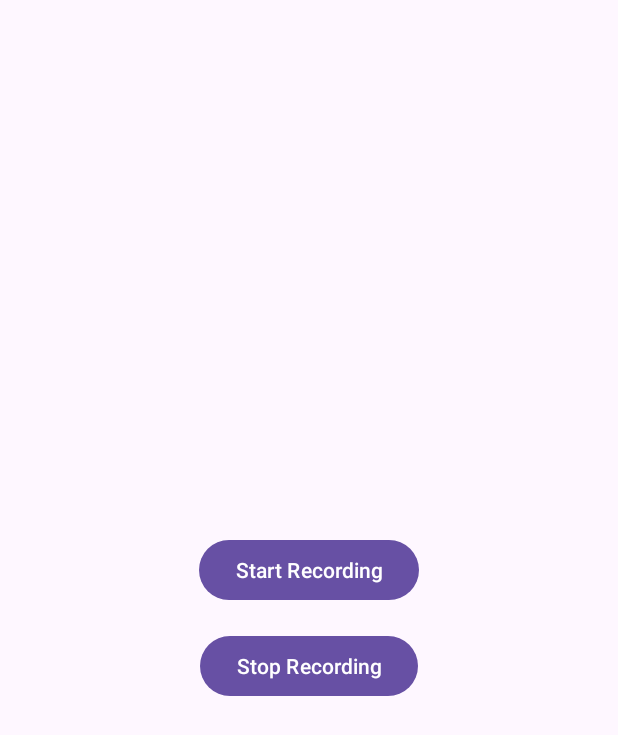
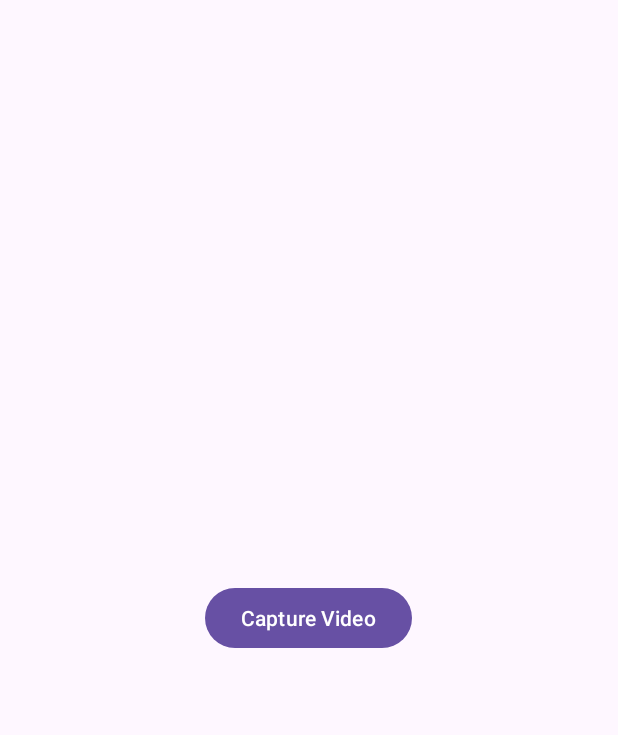
Before and after one commit to RovaHerve/androidDevelopment, an Android app: the layout activity_main.xml on its own in the app's theme, with its tools: preview values and no code run, on a phone screen of 412 x 824 dp. Shown: the top 735 px of the screen. Run offline under Robolectric (Android 15) with nearby library versions, the light colour scheme and no system bars.

Commit message:
video-recorder

```diff
--- a/app/src/main/res/layout/activity_main.xml
+++ b/app/src/main/res/layout/activity_main.xml
@@ -1,22 +1,14 @@
 <?xml version="1.0" encoding="utf-8"?>
-<!-- res/layout/activity_main.xml -->
-<LinearLayout xmlns:android="http://schemas.android.com/apk/res/android"
+<RelativeLayout xmlns:android="http://schemas.android.com/apk/res/android"
+    xmlns:tools="http://schemas.android.com/tools"
     android:layout_width="match_parent"
     android:layout_height="match_parent"
-    android:orientation="vertical"
-    android:gravity="center"
-    android:padding="16dp">
+    tools:context=".MainActivity">
 
     <Button
-        android:id="@+id/startButton"
+        android:id="@+id/captureButton"
         android:layout_width="wrap_content"
         android:layout_height="wrap_content"
-        android:text="Start Recording"
-        android:layout_marginBottom="16dp"/>
-
-    <Button
-        android:id="@+id/stopButton"
-        android:layout_width="wrap_content"
-        android:layout_height="wrap_content"
-        android:text="Stop Recording"/>
-</LinearLayout>
+        android:text="Capture Video"
+        android:layout_centerInParent="true"/>
+</RelativeLayout>
--- /dev/null
+++ b/app/src/main/res/xml/provider_paths.xml
@@ -0,0 +1,4 @@
+<?xml version="1.0" encoding="utf-8"?>
+<paths xmlns:android="http://schemas.android.com/apk/res/android">
+    <external-path name="my_video_files" path="."/>
+</paths>
```
Also changed, not shown: app/src/main/AndroidManifest.xml (+12 -0 lines), app/src/main/java/com/rovaherve/rovaherve/MainActivity.java (+73 -66 lines).
